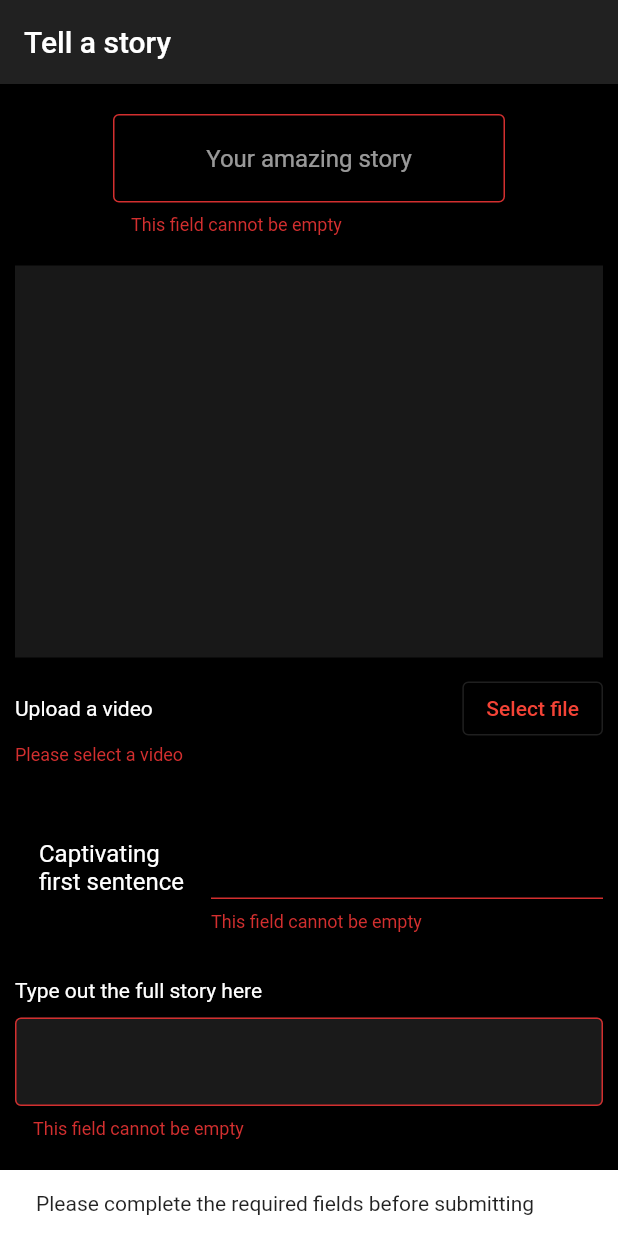
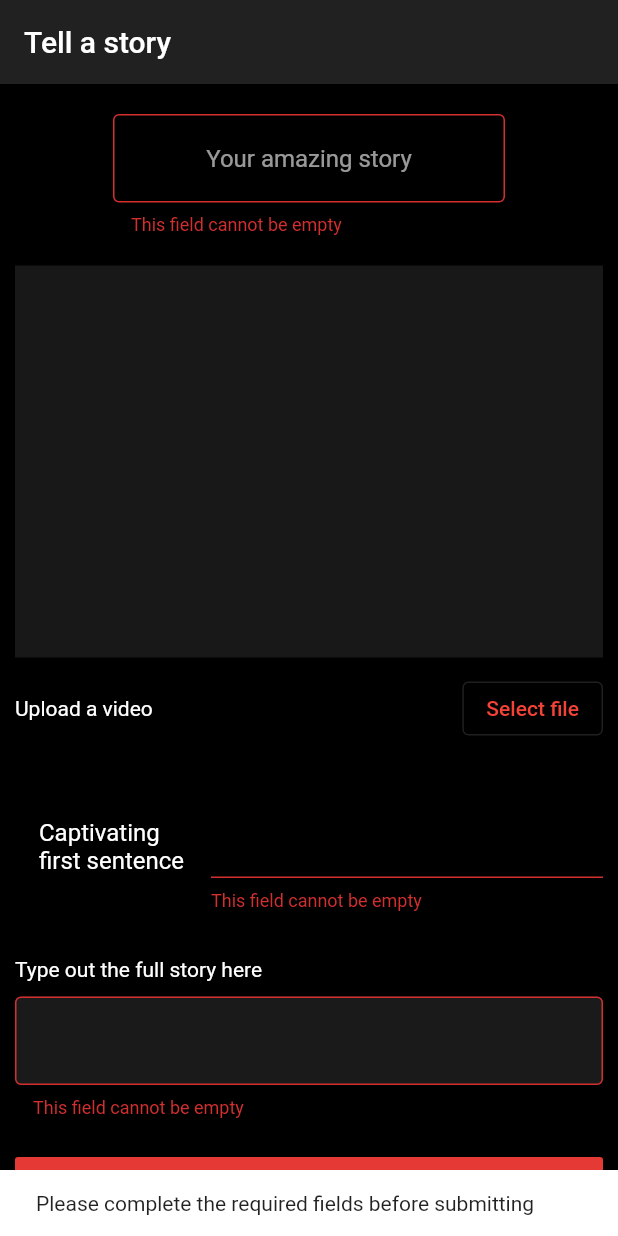
Before and after one commit to DavidTarrab/Decameron, a Flutter app: the StoryUploaderPage screen opened directly, after a tap on "Upload", on a phone screen of 412 x 824 dp. Run offline on Flutter 3.47's test engine with Material 2 defaults, Android fonts, the phone set to English and light mode, and no system bars; our stand-ins replace cloud_firestore, file_picker, firebase_auth, firebase_core, firebase_storage, video_player; accounts and stored records are empty; network calls fail; statements that could not run were skipped; project files that could hold a hidden picture were left out.

Commit message:
Allows story to be uploaded without video

```diff
--- a/lib/src/data/story.dart
+++ b/lib/src/data/story.dart
@@ -28,6 +28,8 @@ class Story {
 	/// The ID of this story in the database.
 	final String id;
 
+	final bool hasVideo;
+
 	/// Creates a story.
 	Story({
 		@required this.createdAt,
@@ -36,6 +38,7 @@ class Story {
 		@required this.firstSentence,
 		@required this.text,
 		@required this.id,
+		@required this.hasVideo,
 		this.isApproved = false,
 	});
 
@@ -47,6 +50,7 @@ class Story {
 		firstSentence = json ["firstSentence"],
 		text = json ["text"],
 		id = json ["id"],
+		hasVideo = json ["hasVideo"],
 		isApproved = json ["isApproved"];
 
 	/// The JSON representation of this object.
@@ -57,6 +61,7 @@ class Story {
 		"firstSentence": firstSentence,
 		"text": text,
 		"isApproved": isApproved,
+		"hasVideo": hasVideo,
 		"id": id,
 	};
 }
--- a/lib/src/models/view/story_builder.dart
+++ b/lib/src/models/view/story_builder.dart
@@ -35,6 +35,8 @@ class StoryBuilderModel with ChangeNotifier {
 	/// This will be used as the document ID in the stories collection.
 	String id;
 
+	bool didSelectVideo = false;
+
 	/// The state of video loading.
 	VideoState videoState = VideoState.done;
 
@@ -67,6 +69,7 @@ class StoryBuilderModel with ChangeNotifier {
 		author: Models.instance.user.author,
 		createdAt: DateTime.now(),
 		text: text,
+		hasVideo: didSelectVideo,
 		id: id,
 	);
 
--- a/lib/src/pages/upload.dart
+++ b/lib/src/pages/upload.dart
@@ -27,8 +27,6 @@ class StoryUploaderState extends State<StoryUploaderPage> {
 	final TextEditingController transcriptController = TextEditingController();
 
 	final VideoController videoController = VideoController();
-
-	bool didSelectVideo = false;
 
 	@override
 	void initState() {
@@ -93,11 +91,6 @@ class StoryUploaderState extends State<StoryUploaderPage> {
 									const Text("Uploading video")
 							],
 							const SizedBox(height: 10),
-							FormField(
-								validator: (_) => didSelectVideo ? null : "Please select a video",
-								builder: (FormFieldState state) => Column(
-									crossAxisAlignment: CrossAxisAlignment.start,
-									children: [
 							Row(
 								mainAxisAlignment: MainAxisAlignment.spaceBetween,
 								children: [
@@ -107,15 +100,6 @@ class StoryUploaderState extends State<StoryUploaderPage> {
 										onPressed: chooseVideo,
 									)
 								]
-										),
-										if (state.hasError)
-											Text(
-												state.errorText,
-												style: Theme.of(context).textTheme.caption
-													.copyWith(color: Theme.of(context).colorScheme.error)
-											),
-									]
-								),
 							),
 							const SizedBox(height: 30),
 							FormRow(
@@ -177,10 +161,8 @@ class StoryUploaderState extends State<StoryUploaderPage> {
 
 		final String url = await model.videoUrl;
 		await videoController.initialize(url);
-		setState(() => didSelectVideo = true);
+		model.didSelectVideo = true;
 	}
-
-
 
 	/// Uploads the story inputted by the user.
 	Future<void> upload(BuildContext context) async {
```
Also changed, not shown: lib/src/pages/story.dart (+7 -3 lines). Lines whose indentation alone changed are shown as unchanged.
